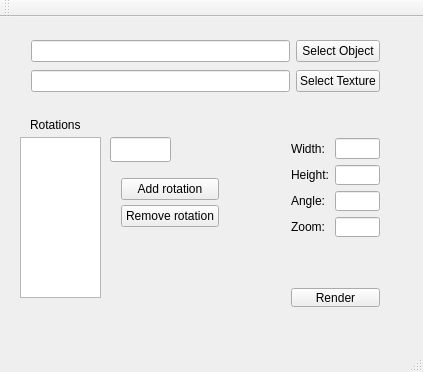
Before: the Qt Designer form mainwindow.ui in supernugy/Awesome2DGui, drawn with Qt 5.
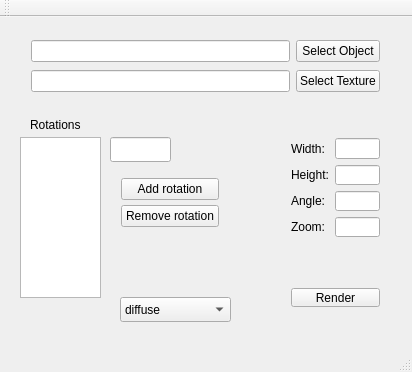
After: the same form once the commit is applied.

Commit message: Added layer combo box with 3 items (diffuse, normal, offset) and edited reading from guiProfiles.txt

Patch:
```diff
--- a/mainwindow.ui
+++ b/mainwindow.ui
@@ -6,7 +6,7 @@
    <rect>
     <x>0</x>
     <y>0</y>
-    <width>423</width>
+    <width>412</width>
     <height>372</height>
    </rect>
   </property>
@@ -224,6 +224,31 @@
      <enum>Qt::AutoText</enum>
     </property>
    </widget>
+   <widget class="QComboBox" name="layersComboBox">
+    <property name="geometry">
+     <rect>
+      <x>120</x>
+      <y>280</y>
+      <width>111</width>
+      <height>25</height>
+     </rect>
+    </property>
+    <item>
+     <property name="text">
+      <string>diffuse</string>
+     </property>
+    </item>
+    <item>
+     <property name="text">
+      <string>normal</string>
+     </property>
+    </item>
+    <item>
+     <property name="text">
+      <string>offset</string>
+     </property>
+    </item>
+   </widget>
   </widget>
   <widget class="QMenuBar" name="menuBar">
    <property name="geometry">
```
Left out of the diff: 2 changed lines with no effect on the pictures. The commit also changes 1 other file.
